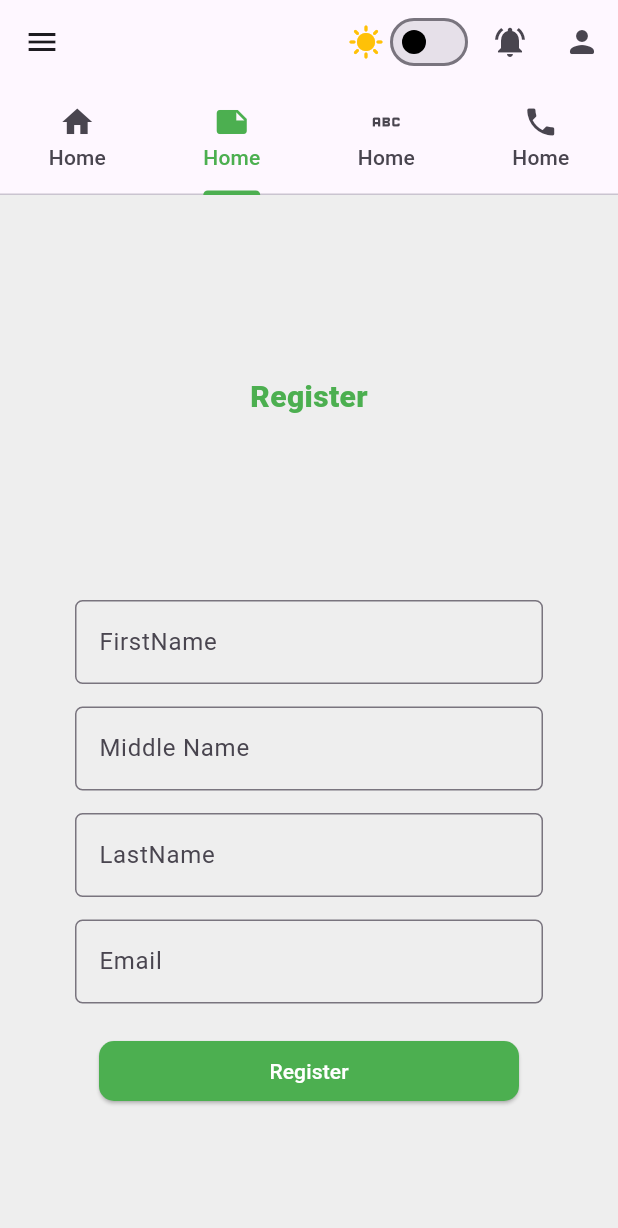
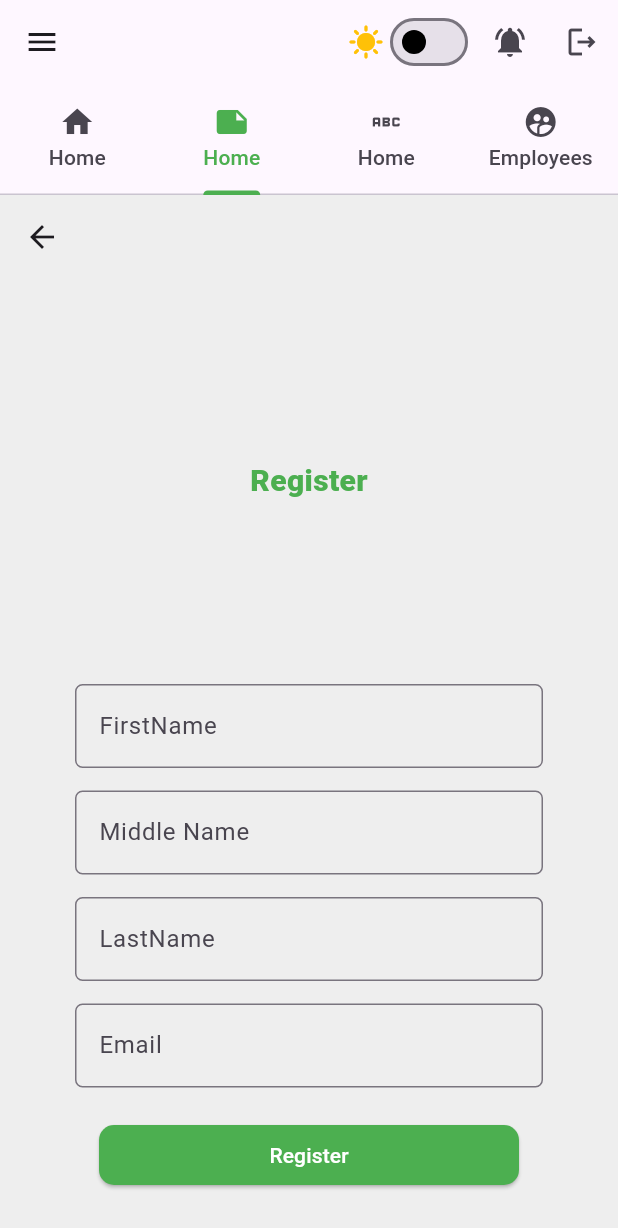
Before and after one commit to Diwakar46/hrmanagement, a Flutter app: the screen it shows after launch, tab 2 chosen, on a phone screen of 412 x 824 dp. Shown: the top 1228 px of the screen. Run offline on Flutter 3.47's test engine with Material 3 defaults, Android fonts, the phone set to English and light mode, and no system bars; our stand-ins replace get, sqflite; accounts and stored records are empty; network calls fail.

Commit message:
commit changes

```diff
--- a/lib/Widgets/custom_button.dart
+++ b/lib/Widgets/custom_button.dart
@@ -1,13 +1,14 @@
 import 'package:flutter/material.dart';
 
 class CustomElevatedButton extends StatelessWidget {
-  final String button_text;
+  final Widget button_text;
 
-  final Color? button_text_Color;
   final VoidCallback? onPressed;
   Color ovelay_color;
   Color button_Color;
   double button_border_o_radius;
+  double width;
+  double height;
 
   CustomElevatedButton(
       {super.key,
@@ -15,15 +16,16 @@ class CustomElevatedButton extends StatelessWidget {
       required this.button_text,
       this.onPressed,
       this.button_Color = Colors.green,
-      this.button_text_Color,
-      this.ovelay_color = Colors.green});
+      this.ovelay_color = Colors.green,
+      required this.height,
+      required this.width});
 
   @override
   Widget build(BuildContext context) {
     return Container(
       padding: const EdgeInsets.symmetric(horizontal: 16, vertical: 10),
-      width: double.infinity,
-      height: 60,
+      width: width,
+      height: height,
       child: InkWell(
         splashColor: ovelay_color,
         child: ElevatedButton(
@@ -41,10 +43,7 @@ class CustomElevatedButton extends StatelessWidget {
               height: 45,
               width: 60,
               child: Center(
-                child: Text(
-                  button_text,
-                  style: TextStyle(color: button_text_Color),
-                ),
+                child: button_text,
               ),
             )),
       ),
--- a/lib/Widgets/custom_form.dart
+++ b/lib/Widgets/custom_form.dart
@@ -14,7 +14,8 @@ class CustomFormFeild extends StatelessWidget {
   double form_width;
   double form_height;
 
-  CustomFormFeild({super.key,
+  CustomFormFeild({
+    super.key,
     this.label_Text,
     //required this.max_length,
     this.hint_text,
--- a/lib/main.dart
+++ b/lib/main.dart
@@ -6,7 +6,9 @@ import 'package:hrmanagement/views/HomePage/UserHomePage/user_home_page.dart';
 import 'package:hrmanagement/views/Login/login.dart';
 import 'package:hrmanagement/views/Register/register.dart';
 
-void main() => runApp(GetMaterialApp(
+void main() async {
+
+  runApp(GetMaterialApp(
     routes: {
       '/login': (context) => LoginPage(),
       '/register': (context) => RegisterPage(),
@@ -34,3 +36,4 @@ void main() => runApp(GetMaterialApp(
     debugShowCheckedModeBanner: false,
     home: AdminHome(),
   ));
+}
--- a/lib/views/HomePage/AdminHomePage/admin_home_page.dart
+++ b/lib/views/HomePage/AdminHomePage/admin_home_page.dart
@@ -1,7 +1,10 @@
 import 'package:flutter/material.dart';
 import 'package:get/get.dart';
+import 'package:hrmanagement/Database/database.dart';
 import 'package:hrmanagement/constants/constants.dart';
 import 'package:hrmanagement/views/Drawer/AdminDrawer/admin_drawer_page.dart';
+import 'package:hrmanagement/views/HomePage/AdminHomePage/Employess/employess.dart';
+import 'package:hrmanagement/views/HomePage/AdminHomePage/admin_controller.dart';
 import 'package:hrmanagement/views/HomePage/home_controller.dart';
 import 'package:hrmanagement/views/Login/login.dart';
 import 'package:hrmanagement/views/Register/register.dart';
@@ -9,6 +12,7 @@ import 'package:hrmanagement/views/Register/register.dart';
 class AdminHome extends StatelessWidget {
   AdminHome({super.key});
   final HomeController homeControllerObj = Get.put(HomeController());
+  final AdminController adminController = Get.put(AdminController());
 
   @override
   Widget build(BuildContext context) {
@@ -40,8 +44,8 @@ class AdminHome extends StatelessWidget {
                         text: 'Home',
                       ),
                       Tab(
-                        icon: Icon(Icons.phone),
-                        text: 'Home',
+                        icon: Icon(Icons.supervised_user_circle),
+                        text: 'Employees',
                       ),
                     ]),
                 actions: [
@@ -62,14 +66,28 @@ class AdminHome extends StatelessWidget {
                         homeControllerObj.toogleTheme(value);
                       }),
                   IconButton(
-                      onPressed: () {},
+                      onPressed: () async {
+                        var list = await DatabaseHelper.getItems();
+                        var listE = await DatabaseHelper.getToken();
+
+                        print(list);
+                        print(listE);
+                      },
                       icon: const Icon(Icons.notifications_active)),
                   IconButton(
-                      onPressed: () {}, icon: const Icon(Icons.person_rounded)),
+                      onPressed: () {
+                        adminController.logout();
+                      },
+                      icon: const Icon(Icons.logout_outlined)),
                 ],
               ),
               body: TabBarView(
-                children: [LoginPage(), RegisterPage()],
+                children: [
+                  LoginPage(),
+                  RegisterPage(),
+                  RegisterPage(),
+                  Employess()
+                ],
               )),
         ),
       ),
--- a/lib/views/Login/login.dart
+++ b/lib/views/Login/login.dart
@@ -60,9 +60,11 @@ class LoginPage extends StatelessWidget {
                     height: 15,
                   ),
                   CustomElevatedButton(
-                    button_text: 'Login',
+                    height: 60,
+                    width: double.infinity,
+                    button_text:
+                        Text('Login', style: TextStyle(color: MyColors.kwhite)),
                     ovelay_color: Colors.grey,
-                    button_text_Color: Colors.white,
                     onPressed: () =>
                         _loginObj.login(_email.text, _password.text),
                   ),
--- a/lib/views/Register/register.dart
+++ b/lib/views/Register/register.dart
@@ -1,4 +1,5 @@
 import 'package:flutter/material.dart';
+import 'package:get/get.dart';
 import 'package:hrmanagement/constants/constants.dart';
 import 'package:hrmanagement/Widgets/custom_button.dart';
 import 'package:hrmanagement/Widgets/custom_form.dart';
@@ -15,6 +16,14 @@ class RegisterPage extends StatelessWidget {
   @override
   Widget build(BuildContext context) {
     return Scaffold(
+      appBar: AppBar(
+        backgroundColor: MyColors.ktransparent,
+        leading: IconButton(
+            onPressed: () {
+              Get.back();
+            },
+            icon: const Icon(Icons.arrow_back)),
+      ),
       backgroundColor: Colors.grey.shade200,
       //Single Child Scrool view to avoid
       body: SingleChildScrollView(
@@ -77,9 +86,11 @@ class RegisterPage extends StatelessWidget {
                   height: 15,
                 ),
                 CustomElevatedButton(
-                  button_text: 'Register',
+                  height: 60,
+                  width: double.infinity,
+                  button_text: Text('Register',
+                      style: TextStyle(color: MyColors.kwhite)),
                   ovelay_color: Colors.grey,
-                  button_text_Color: Colors.white,
                   onPressed: () {
                     _registerObj.register(firstName.text, middleName.text,
                         lastName.text, email.text);
--- a/lib/views/Register/register_controller.dart
+++ b/lib/views/Register/register_controller.dart
@@ -1,4 +1,5 @@
 import 'package:get/get.dart';
+import 'package:hrmanagement/Database/database.dart';
 import 'package:hrmanagement/api/api_client.dart';
 import 'package:hrmanagement/constants/constants.dart';
 import 'package:http/http.dart' as http;
@@ -7,6 +8,7 @@ import 'dart:convert';
 class RegisterController extends GetxController {
   Future<void> register(String firstName, String middleName, String lastName,
       String email) async {
+    var token = await DatabaseHelper.getToken();
     var url = Uri.parse(ApiClient.baseUrl + ApiClient.endPoint);
     var body = {
       "firstName": firstName,
@@ -15,6 +17,7 @@ class RegisterController extends GetxController {
       "email": email,
     };
     var headers = {
+      'token': token.toString(),
       'Content-Type': 'application/json',
       'Content-Length': '${jsonEncode(body).length}',
     };
```
Also changed, not shown: lib/Database/database.dart (+20 -5 lines), lib/views/Drawer/AdminDrawer/admin_drawer_page.dart (+46 -25 lines), lib/views/HomePage/AdminHomePage/Employess/employee_controller.dart (added, +11 -0 lines), lib/views/HomePage/AdminHomePage/Employess/employess.dart (added, +41 -0 lines), lib/views/HomePage/AdminHomePage/admin_controller.dart (added, +40 -0 lines), lib/views/Login/login_controller.dart (+3 -36 lines), 7 other files. Lines whose indentation alone changed are shown as unchanged.
